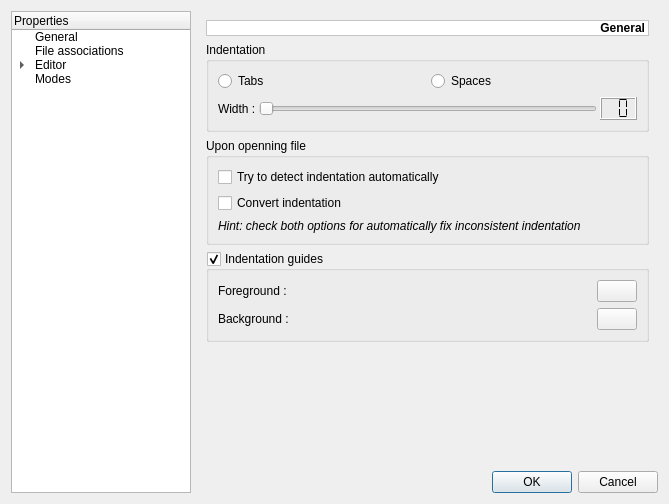
The window that mks/ui/UISettings.ui (andreikop/enki) describes before a commit, drawn with Qt 5.
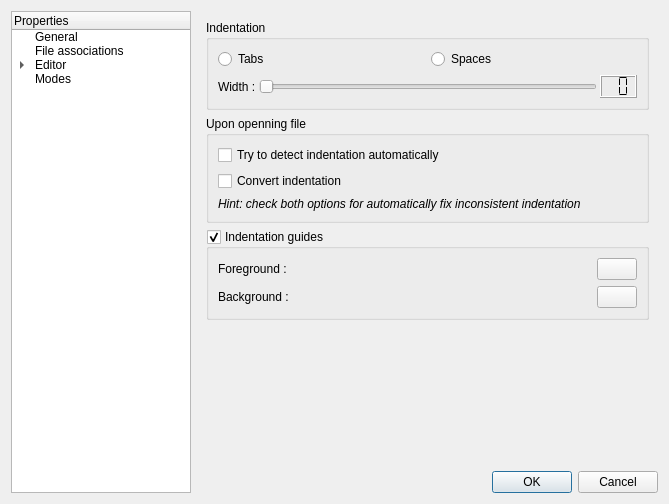
The same window after the commit. The open tabs and pages were chosen to show the change. Custom widgets are drawn as their Qt base class.

Commit message: Remove useless label Fix font preview palette

Diff of the .ui file:
```diff
--- a/mks/ui/UISettings.ui
+++ b/mks/ui/UISettings.ui
@@ -688,92 +688,6 @@
        </widget>
        <widget class="QWidget" name="pIndentation">
         <layout class="QVBoxLayout" name="verticalLayout_2">
-         <item>
-          <widget class="QLabel" name="lInformations">
-           <property name="palette">
-            <palette>
-             <active>
-              <colorrole role="Base">
-               <brush brushstyle="SolidPattern">
-                <color alpha="255">
-                 <red>255</red>
-                 <green>255</green>
-                 <blue>255</blue>
-                </color>
-               </brush>
-              </colorrole>
-              <colorrole role="Window">
-               <brush brushstyle="SolidPattern">
-                <color alpha="255">
-                 <red>255</red>
-                 <green>255</green>
-                 <blue>255</blue>
-                </color>
-               </brush>
-              </colorrole>
-             </active>
-             <inactive>
-              <colorrole role="Base">
-               <brush brushstyle="SolidPattern">
-                <color alpha="255">
-                 <red>255</red>
-                 <green>255</green>
-                 <blue>255</blue>
-                </color>
-               </brush>
-              </colorrole>
-              <colorrole role="Window">
-               <brush brushstyle="SolidPattern">
-                <color alpha="255">
-                 <red>255</red>
-                 <green>255</green>
-                 <blue>255</blue>
-                </color>
-               </brush>
-              </colorrole>
-             </inactive>
-             <disabled>
-              <colorrole role="Base">
-               <brush brushstyle="SolidPattern">
-                <color alpha="255">
-                 <red>255</red>
-                 <green>255</green>
-                 <blue>255</blue>
-                </color>
-               </brush>
-              </colorrole>
-              <colorrole role="Window">
-               <brush brushstyle="SolidPattern">
-                <color alpha="255">
-                 <red>255</red>
-                 <green>255</green>
-                 <blue>255</blue>
-                </color>
-               </brush>
-              </colorrole>
-             </disabled>
-            </palette>
-           </property>
-           <property name="font">
-            <font>
-             <weight>75</weight>
-             <bold>true</bold>
-            </font>
-           </property>
-           <property name="autoFillBackground">
-            <bool>true</bool>
-           </property>
-           <property name="frameShape">
-            <enum>QFrame::StyledPanel</enum>
-           </property>
-           <property name="text">
-            <string>General</string>
-           </property>
-           <property name="alignment">
-            <set>Qt::AlignRight|Qt::AlignTrailing|Qt::AlignVCenter</set>
-           </property>
-          </widget>
-         </item>
          <item>
           <widget class="QGroupBox" name="gbIndentation">
            <property name="title">
```
Left out of the diff: 30 changed lines with no effect on the pictures. The commit also changes 2 other files.
